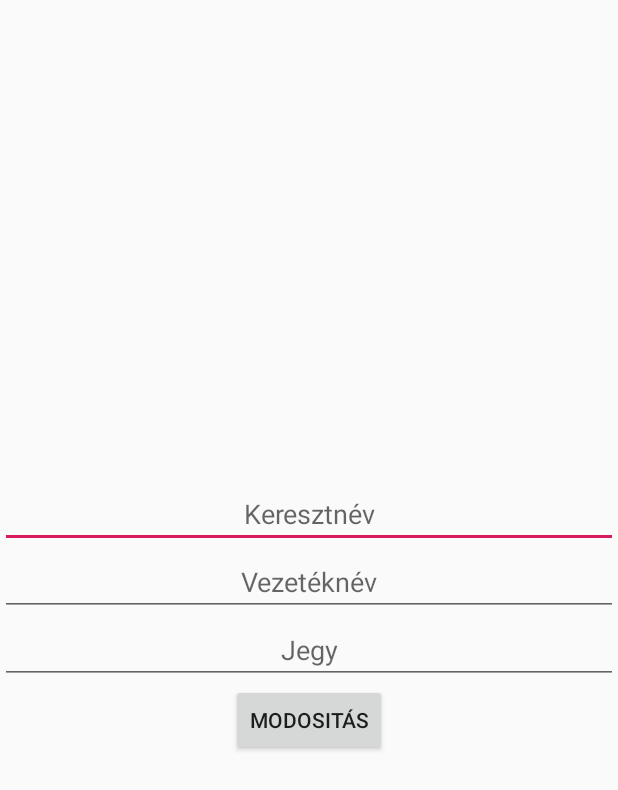
After one commit to kotaidaniel/SQLite, an Android app: the layout activity_main4.xml on its own in the app's theme, with its tools: preview values and no code run, on a phone screen of 412 x 824 dp. The commit adds this screen. Shown: the top 790 px of the screen. Run offline under Robolectric (Android 15) with nearby library versions, the phone set to English and light mode, and no system bars.

Commit message:
oh ohhh stinky

```diff
--- a/app/src/main/AndroidManifest.xml
+++ b/app/src/main/AndroidManifest.xml
@@ -9,7 +9,8 @@
         android:roundIcon="@mipmap/ic_launcher_round"
         android:supportsRtl="true"
         android:theme="@style/AppTheme">
-        <activity android:name=".Main3Activity"></activity>
+        <activity android:name=".Main4Activity"></activity>
+        <activity android:name=".Main3Activity" />
         <activity android:name=".Main2Activity" />
         <activity android:name=".MainActivity">
             <intent-filter>
--- /dev/null
+++ b/app/src/main/res/layout/activity_main4.xml
@@ -0,0 +1,44 @@
+<?xml version="1.0" encoding="utf-8"?>
+<LinearLayout xmlns:android="http://schemas.android.com/apk/res/android"
+    xmlns:app="http://schemas.android.com/apk/res-auto"
+    xmlns:tools="http://schemas.android.com/tools"
+    android:layout_width="match_parent"
+    android:layout_height="match_parent"
+    tools:context=".Main4Activity"
+    android:orientation="vertical"
+    android:gravity="center">
+
+    <EditText
+        android:layout_width="match_parent"
+        android:layout_height="wrap_content"
+        android:id="@+id/editKeresztnev"
+        android:hint="Keresztnév"
+        android:textAlignment="center"
+        />
+
+    <EditText
+        android:layout_width="match_parent"
+        android:layout_height="wrap_content"
+        android:id="@+id/editVezeteknev"
+        android:hint="Vezetéknév"
+        android:textAlignment="center"
+        />
+
+    <EditText
+        android:layout_width="match_parent"
+        android:layout_height="wrap_content"
+        android:id="@+id/editJegy"
+        android:hint="Jegy"
+        android:inputType="number"
+        android:textAlignment="center"
+        android:maxLength="1"
+        />
+
+    <Button
+        android:layout_width="wrap_content"
+        android:layout_height="wrap_content"
+        android:id="@+id/editButton"
+        android:text="Modositás"
+        />
+
+</LinearLayout>
```
Also changed, not shown: app/src/main/java/com/example/sqlite/AdatBazisSegito.java (+14 -0 lines), app/src/main/java/com/example/sqlite/Main3Activity.java (+42 -0 lines), app/src/main/java/com/example/sqlite/Main4Activity.java (+32 -0 lines), app/src/main/java/com/example/sqlite/MainActivity.java (+10 -1 lines).
